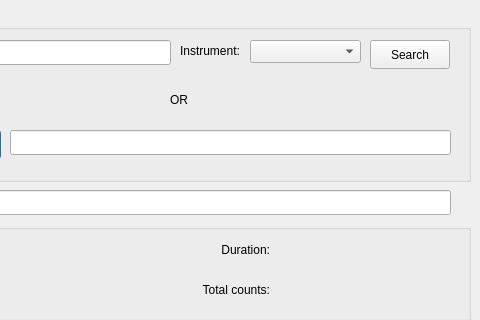
Before: the Qt Designer form ViewNex/src/ViewNexDlg.ui in stuartcampbell/playpen, drawn with Qt 5; both pictures show x 140 to 620 and y 0 to 320 of the 620 by 670 pixel window.
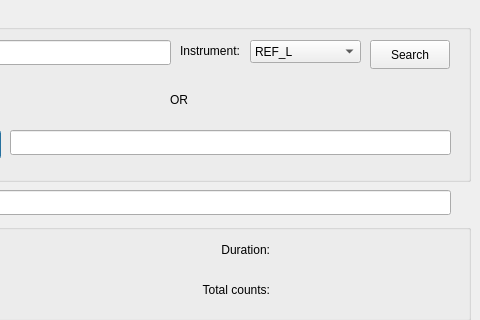
After: the same form once the commit is applied.

```diff
--- a/ViewNex/src/ViewNexDlg.ui
+++ b/ViewNex/src/ViewNexDlg.ui
@@ -134,7 +134,7 @@
     </property>
     <item>
      <property name="text" >
-      <string/>
+      <string>REF_L</string>
      </property>
     </item>
     <item>
```
Left out of the diff: 5 changed lines with no effect on the pictures.
